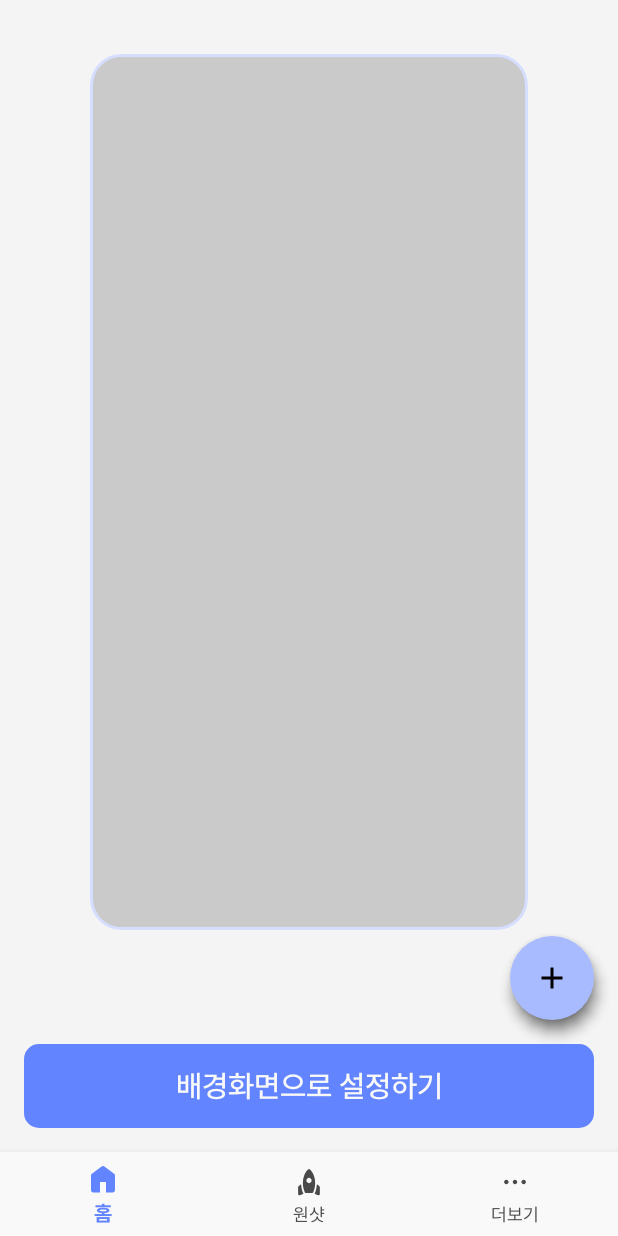
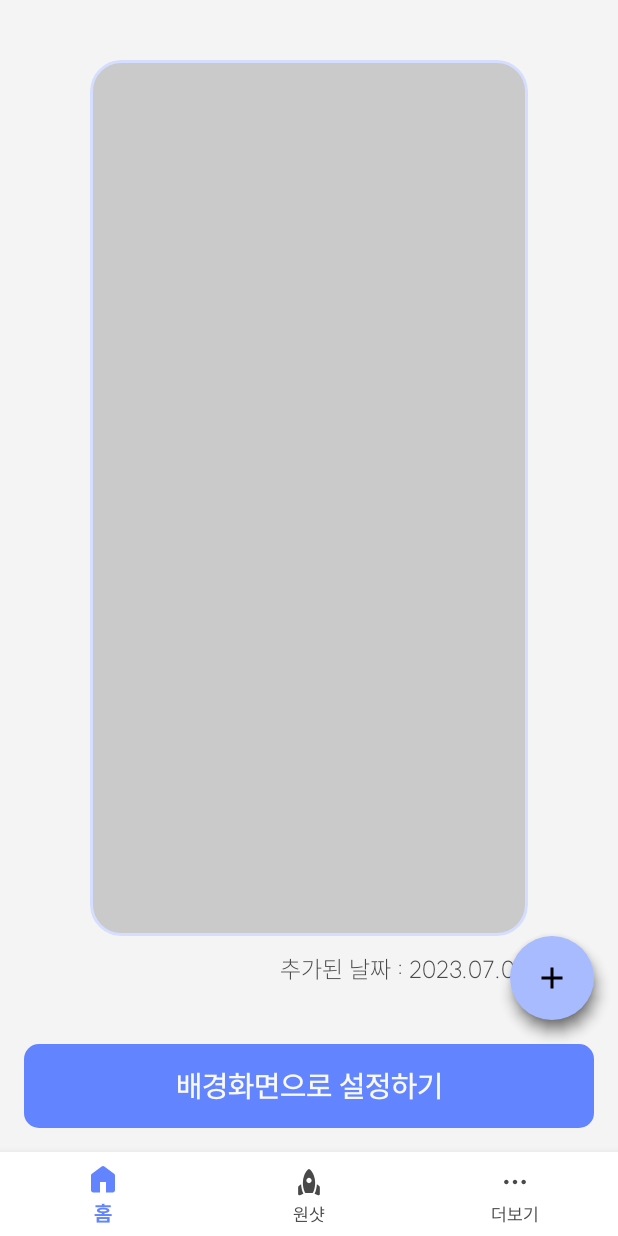
Before and after one commit to kichan05/Multi-Wallpaper, an Android app: the WallpaperFragment screen opened directly, with no data from a screen before it, on a phone screen of 412 x 824 dp. Run offline under Robolectric (Android 15) with nearby library versions, the phone set to English and light mode, and no system bars; our stand-ins replace Room's generated code, data binding, navigation-ui; 1 statement that could not run was skipped.

Commit message:
Wallpaper create time stamp

```diff
--- /dev/null
+++ b/app/src/main/java/dev/kichan/multiwallpaper/model/data/Wallpaper.kt
@@ -0,0 +1,36 @@
+package dev.kichan.multiwallpaper.model.data
+
+import android.content.Context
+import android.graphics.Bitmap
+import android.graphics.BitmapFactory
+import androidx.annotation.DrawableRes
+import androidx.room.ColumnInfo
+import androidx.room.Entity
+import androidx.room.PrimaryKey
+import java.io.Serializable
+import java.text.SimpleDateFormat
+import java.time.LocalDate
+import java.time.LocalDateTime
+import java.time.LocalTime
+import java.time.format.DateTimeFormatter
+import java.util.Locale
+
+@Entity
+data class Wallpaper(
+    @PrimaryKey(autoGenerate = true) val id: Int = 0,
+    val wallpaper: Bitmap? = null,
+    @ColumnInfo("create_time_stamp")
+    val createTimeStamp: String = LocalDateTime.now().format(DateTimeFormatter.ISO_LOCAL_DATE_TIME)
+//    @ColumnInfo("wallpaper_name")
+//    val wallpaperName: String,
+) : Serializable {
+    constructor(wallpaperName: String, @DrawableRes imageDrawable: Int, context: Context) : this(
+//        wallpaperName = wallpaperName,
+        wallpaper = BitmapFactory.decodeResource(
+            context.resources,
+            imageDrawable
+        )!!
+    )
+
+    fun getDateTime(): LocalDateTime = LocalDateTime.parse(createTimeStamp, DateTimeFormatter.ISO_LOCAL_DATE_TIME)
+}
--- a/app/src/main/java/dev/kichan/multiwallpaper/model/db/WallpaperDBDao.kt
+++ b/app/src/main/java/dev/kichan/multiwallpaper/model/db/WallpaperDBDao.kt
@@ -3,7 +3,7 @@ package dev.kichan.multiwallpaper.model.db
 import androidx.room.Dao
 import androidx.room.Insert
 import androidx.room.Query
-import dev.kichan.multiwallpaper.ui.main.Wallpaper
+import dev.kichan.multiwallpaper.model.data.Wallpaper
 
 @Dao
 interface WallpaperDBDao {
--- a/app/src/main/java/dev/kichan/multiwallpaper/model/db/WallpaperDataBase.kt
+++ b/app/src/main/java/dev/kichan/multiwallpaper/model/db/WallpaperDataBase.kt
@@ -5,14 +5,14 @@ import androidx.room.Database
 import androidx.room.Room
 import androidx.room.RoomDatabase
 import androidx.room.TypeConverters
-import dev.kichan.multiwallpaper.ui.main.Wallpaper
+import dev.kichan.multiwallpaper.model.data.Wallpaper
 
 @Database(
-    version = 1,
+    version = 2,
     entities = [Wallpaper::class]
 )
 @TypeConverters(WallpaperDBTypeConverter::class)
-abstract class WallpaperDataBase() : RoomDatabase() {
+abstract class WallpaperDataBase : RoomDatabase() {
     abstract fun wallpaperDao() : WallpaperDBDao
 
     companion object {
--- a/app/src/main/java/dev/kichan/multiwallpaper/ui/addWallpaper/AddWallpaperActivity.kt
+++ b/app/src/main/java/dev/kichan/multiwallpaper/ui/addWallpaper/AddWallpaperActivity.kt
@@ -13,7 +13,7 @@ import dev.kichan.multiwallpaper.ui.LoadingDialog
 import dev.kichan.multiwallpaper.ExtraKey
 import dev.kichan.multiwallpaper.R
 import dev.kichan.multiwallpaper.ui.UiUtil
-import dev.kichan.multiwallpaper.ui.main.Wallpaper
+import dev.kichan.multiwallpaper.model.data.Wallpaper
 import dev.kichan.multiwallpaper.databinding.ActivityAddWallpaperBinding
 import dev.kichan.multiwallpaper.model.db.WallpaperDataBase
 import kotlinx.coroutines.*
@@ -62,8 +62,8 @@ class AddWallpaperActivity : AppCompatActivity() {
     }
 
     private val clickSaveWallpaper: (View) -> Unit = { v ->
-        val name = binding.edtAddWallpaperWallpaperName.text.toString()
-        val wallpaper = Wallpaper(wallpaperName = name, wallpaper = selectWallpaper)
+//        val name = binding.edtAddWallpaperWallpaperName.text.toString()
+        val wallpaper = Wallpaper(wallpaper = selectWallpaper)
 
 
         val dialog = LoadingDialog().apply {
--- a/app/src/main/java/dev/kichan/multiwallpaper/ui/main/HomeFragment.kt
+++ b/app/src/main/java/dev/kichan/multiwallpaper/ui/main/HomeFragment.kt
@@ -15,6 +15,7 @@ import dev.kichan.multiwallpaper.ExtraKey
 import dev.kichan.multiwallpaper.R
 import dev.kichan.multiwallpaper.databinding.ActivityMainBinding
 import dev.kichan.multiwallpaper.databinding.FragmentHomeBinding
+import dev.kichan.multiwallpaper.model.data.Wallpaper
 import dev.kichan.multiwallpaper.model.db.WallpaperDataBase
 import dev.kichan.multiwallpaper.ui.LoadingDialog
 import dev.kichan.multiwallpaper.ui.ViewPagerAdapter
--- a/app/src/main/java/dev/kichan/multiwallpaper/ui/main/Wallpaper.kt
+++ /dev/null
@@ -1,20 +0,0 @@
-package dev.kichan.multiwallpaper.ui.main
-
-import android.content.Context
-import android.graphics.Bitmap
-import android.graphics.BitmapFactory
-import androidx.annotation.DrawableRes
-import androidx.room.*
-import java.io.Serializable
-
-@Entity
-data class Wallpaper(
-    @PrimaryKey(autoGenerate = true) val id: Int = 0,
-    @ColumnInfo("wallpaper_name") val wallpaperName: String,
-    val wallpaper: Bitmap? = null
-) : Serializable {
-
-    constructor(wallpaperName: String, @DrawableRes imageDrawable: Int, context: Context) : this(
-        wallpaperName =  wallpaperName, wallpaper = BitmapFactory.decodeResource(context.resources, imageDrawable)!!
-    )
-}
--- a/app/src/main/java/dev/kichan/multiwallpaper/ui/main/WallpaperFragment.kt
+++ b/app/src/main/java/dev/kichan/multiwallpaper/ui/main/WallpaperFragment.kt
@@ -1,6 +1,7 @@
 package dev.kichan.multiwallpaper.ui.main
 
 import android.os.Bundle
+import android.util.Log
 import androidx.fragment.app.Fragment
 import android.view.LayoutInflater
 import android.view.View
@@ -9,6 +10,12 @@ import androidx.databinding.DataBindingUtil
 import dev.kichan.multiwallpaper.R
 import dev.kichan.multiwallpaper.ui.UiUtil
 import dev.kichan.multiwallpaper.databinding.FragmentWallpaperBinding
+import dev.kichan.multiwallpaper.model.data.Wallpaper
+import java.text.Format
+import java.text.SimpleDateFormat
+import java.time.LocalDateTime
+import java.time.format.DateTimeFormatter
+import java.time.format.DateTimeFormatterBuilder
 
 class WallpaperFragment(val wallpaper: Wallpaper) : Fragment() {
     lateinit var binding : FragmentWallpaperBinding
@@ -27,7 +34,9 @@ class WallpaperFragment(val wallpaper: Wallpaper) : Fragment() {
             layoutParams.width = previewSize.x
             layoutParams.height = previewSize.y
         }
-        binding.txtMainWallpaperName.text = wallpaper.wallpaperName
+
+//        Log.d("TimeStamp", wallpaper.getDateTime().toString())
+        binding.txtMainCreateDate.text = wallpaper.getDateTime().format(DateTimeFormatter.ofPattern("추가된 날짜 : yyyy.MM.dd"))
 
         return binding.root
     }
--- a/app/src/main/res/layout/activity_main.xml
+++ b/app/src/main/res/layout/activity_main.xml
@@ -29,7 +29,7 @@
 
             app:menu="@menu/menu_main"
 
-            android:background="@color/white"
+            android:background="?attr/weight_bg_color"
             app:itemIconTint="@drawable/se_main_bnv_color"
             app:itemTextColor="@drawable/se_main_bnv_color"
             app:labelVisibilityMode="labeled"
--- a/app/src/main/res/layout/fragment_wallpaper.xml
+++ b/app/src/main/res/layout/fragment_wallpaper.xml
@@ -17,7 +17,7 @@
             android:scaleType="centerCrop"
             android:src="@drawable/ryo"
 
-            app:layout_constraintBottom_toTopOf="@id/txt_main_wallpaperName"
+            app:layout_constraintBottom_toTopOf="@id/txt_main_createDate"
             app:layout_constraintEnd_toEndOf="parent"
             app:layout_constraintStart_toStartOf="parent"
             app:layout_constraintTop_toTopOf="parent"
@@ -25,19 +25,19 @@
             app:layout_constraintVertical_chainStyle="packed" />
 
         <TextView
-            android:id="@+id/txt_main_wallpaperName"
+            android:id="@+id/txt_main_createDate"
             android:layout_width="wrap_content"
             android:layout_height="wrap_content"
 
             android:layout_marginTop="12dp"
             android:fontFamily="@font/suit"
-            android:text="봇치"
-            android:textFontWeight="500"
+            android:text="추가된 날짜 : 2023년 7월 8일"
+            android:textFontWeight="200"
+            android:textColor="@color/black"
 
-            android:textSize="25sp"
+            android:textSize="16sp"
             app:layout_constraintBottom_toBottomOf="parent"
             app:layout_constraintEnd_toEndOf="@id/img_main_wallpaper"
-            app:layout_constraintStart_toStartOf="@id/img_main_wallpaper"
             app:layout_constraintTop_toBottomOf="@id/img_main_wallpaper" />
 
 
--- a/app/src/main/res/values/attrs.xml
+++ b/app/src/main/res/values/attrs.xml
@@ -13,6 +13,7 @@
 
     <attr name="btn_red_txt_color" type="color" />
     <attr name="btn_red_bg_color" type="color" />
+
     <declare-styleable name="AppWidgetAttrs">
         <attr name="appWidgetPadding" format="dimension" />
         <attr name="appWidgetInnerRadius" format="dimension" />
```
Also changed, not shown: app/src/main/res/layout/activity_add_wallpaper.xml (+1 -17 lines), 1 other file.
